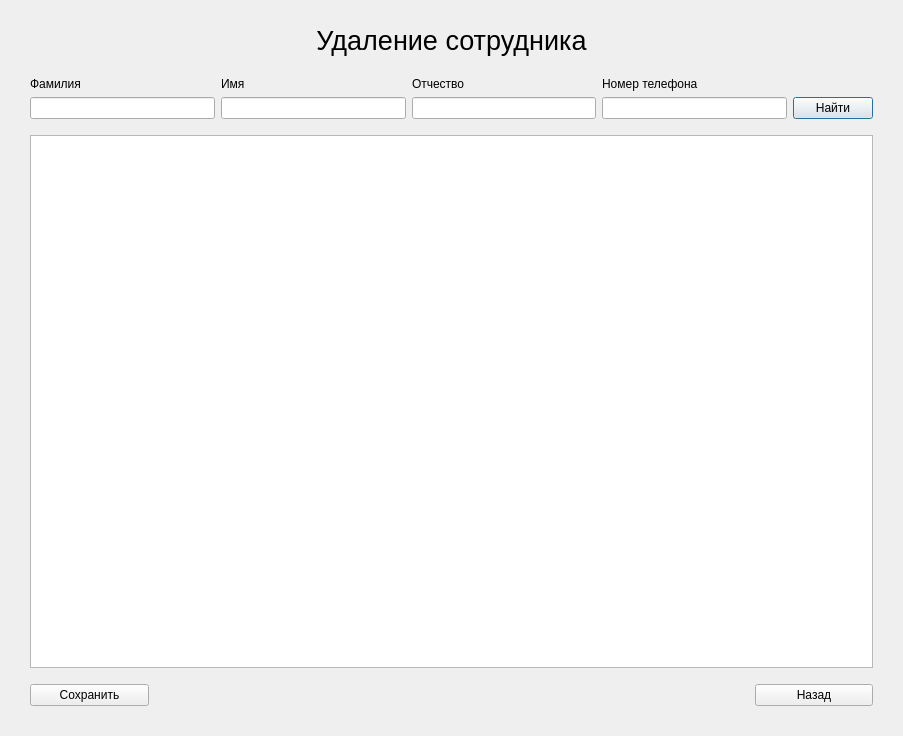
Above: gui/employeedeletewindow.ui from rkv04/test before the change. Below: the same form after it.
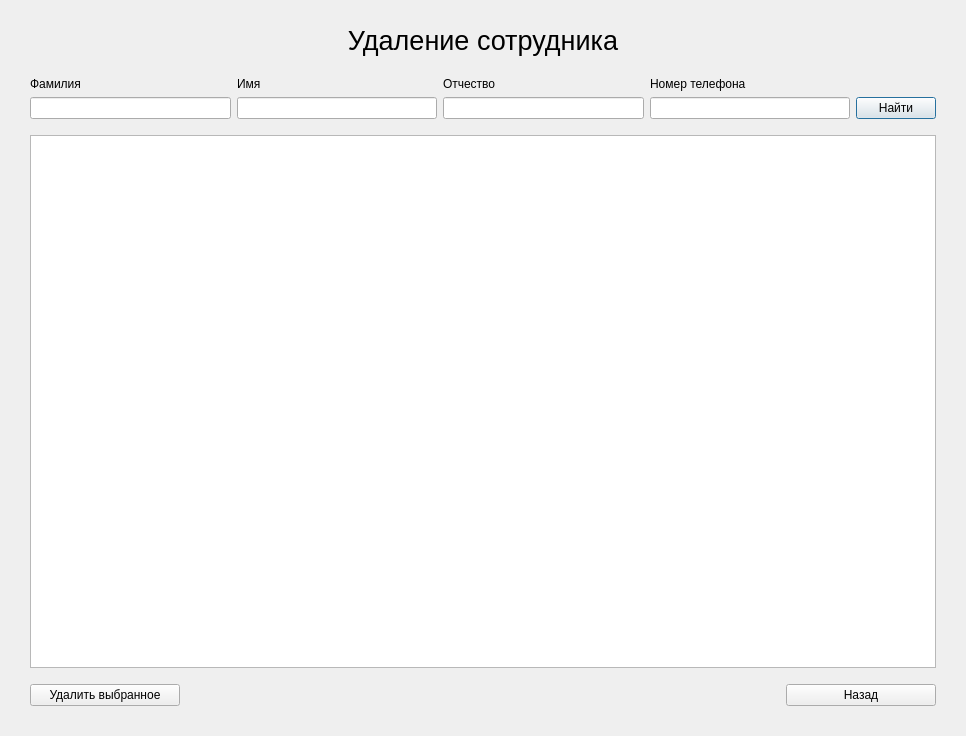
That is the form after the change.

Patch:
```diff
--- a/gui/employeedeletewindow.ui
+++ b/gui/employeedeletewindow.ui
@@ -210,8 +210,14 @@
     <layout class="QHBoxLayout" name="horizontalLayout_7">
      <item>
       <widget class="QPushButton" name="pushButton_12">
+       <property name="minimumSize">
+        <size>
+         <width>150</width>
+         <height>0</height>
+        </size>
+       </property>
        <property name="text">
-        <string>Сохранить</string>
+        <string>Удалить выбранное</string>
        </property>
       </widget>
      </item>
@@ -233,6 +239,12 @@
      </item>
      <item>
       <widget class="QPushButton" name="pushButton_11">
+       <property name="minimumSize">
+        <size>
+         <width>150</width>
+         <height>0</height>
+        </size>
+       </property>
        <property name="text">
         <string>Назад</string>
        </property>
```
